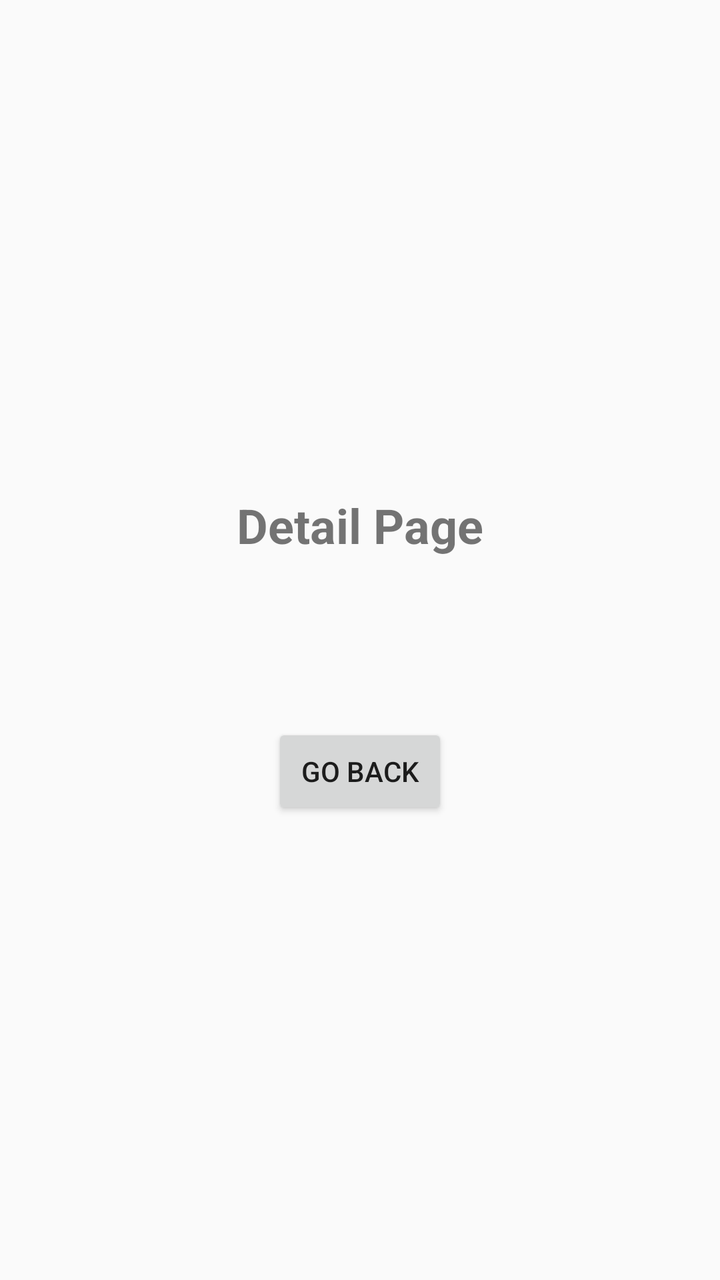
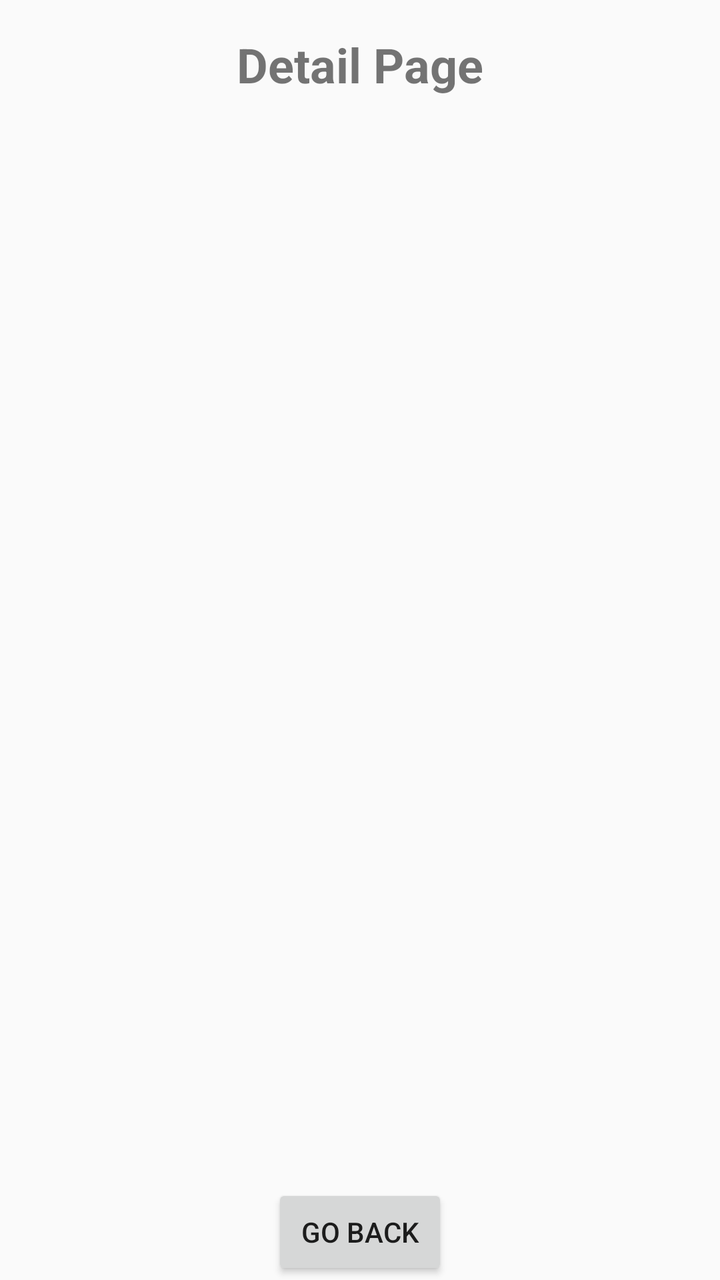

Before-and-after screenshots of an Android layout around one commit, followed by the original layout XML and the change that was made.
<!-- AndroidManifest.xml: application theme Theme.Preset -->
<!-- res/layout/page_detail.xml -->
<?xml version="1.0" encoding="utf-8"?>
<LinearLayout xmlns:android="http://schemas.android.com/apk/res/android"
    android:layout_width="match_parent"
    android:layout_height="match_parent"
    android:orientation="vertical"
    android:gravity="center">

    <TextView
        android:id="@+id/detailTitle"
        android:layout_width="wrap_content"
        android:layout_height="wrap_content"
        android:text="Detail Page"
        android:textSize="24sp"
        android:textStyle="bold"
        android:padding="16dp" />

    <TextView
        android:id="@+id/detailInfo"
        android:layout_width="wrap_content"
        android:layout_height="wrap_content"
        android:textSize="14sp"
        android:padding="16dp" />

    <Button
        android:id="@+id/backButton"
        android:layout_width="wrap_content"
        android:layout_height="wrap_content"
        android:layout_marginTop="16dp"
        android:text="Go Back" />

</LinearLayout>
<!-- resources referenced by this layout -->
<resources>
  <style name="Theme.Preset" parent="Theme.AppCompat.Light.DarkActionBar">
          <item name="colorPrimary">#1976D2</item>
          <item name="colorPrimaryDark">#1565C0</item>
          <item name="colorAccent">#FF6F00</item>
      </style>
</resources>

<!-- the commit's change to res/layout/page_detail.xml (unified diff, before → after) -->
@@ -14,12 +14,19 @@
         android:textStyle="bold"
         android:padding="16dp" />
 
-    <TextView
-        android:id="@+id/detailInfo"
-        android:layout_width="wrap_content"
-        android:layout_height="wrap_content"
-        android:textSize="14sp"
-        android:padding="16dp" />
+    <ScrollView
+        android:layout_width="match_parent"
+        android:layout_height="0dp"
+        android:layout_weight="1">
+
+        <LinearLayout
+            android:id="@+id/detailList"
+            android:layout_width="match_parent"
+            android:layout_height="wrap_content"
+            android:orientation="vertical"
+            android:padding="16dp" />
+
+    </ScrollView>
 
     <Button
         android:id="@+id/backButton"
